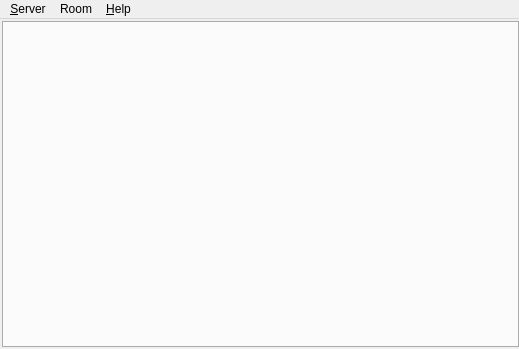
The window that ui/mainwindow.ui (kervala/kdamn) describes before a commit, drawn with Qt 5.
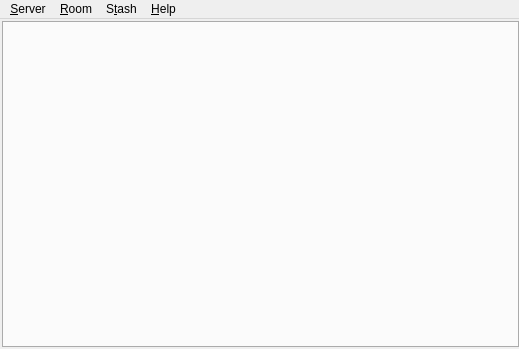
The same window after the commit. Custom widgets are drawn as their Qt base class.

What changed in the file:
```diff
--- a/ui/mainwindow.ui
+++ b/ui/mainwindow.ui
@@ -65,14 +65,22 @@
    </widget>
    <widget class="QMenu" name="menuRoom">
     <property name="title">
-     <string>Room</string>
+     <string>&amp;Room</string>
     </property>
     <addaction name="actionJoin"/>
     <addaction name="actionPart"/>
     <addaction name="actionKnownRooms"/>
    </widget>
+   <widget class="QMenu" name="menuTools">
+    <property name="title">
+     <string>S&amp;tash</string>
+    </property>
+    <addaction name="actionUploadFiles"/>
+    <addaction name="actionUploadScreenshot"/>
+   </widget>
    <addaction name="menuFile"/>
    <addaction name="menuRoom"/>
+   <addaction name="menuTools"/>
    <addaction name="menuHelp"/>
   </widget>
   <action name="actionSettings">
```
Left out of the diff: 20 changed lines with no effect on the pictures.
